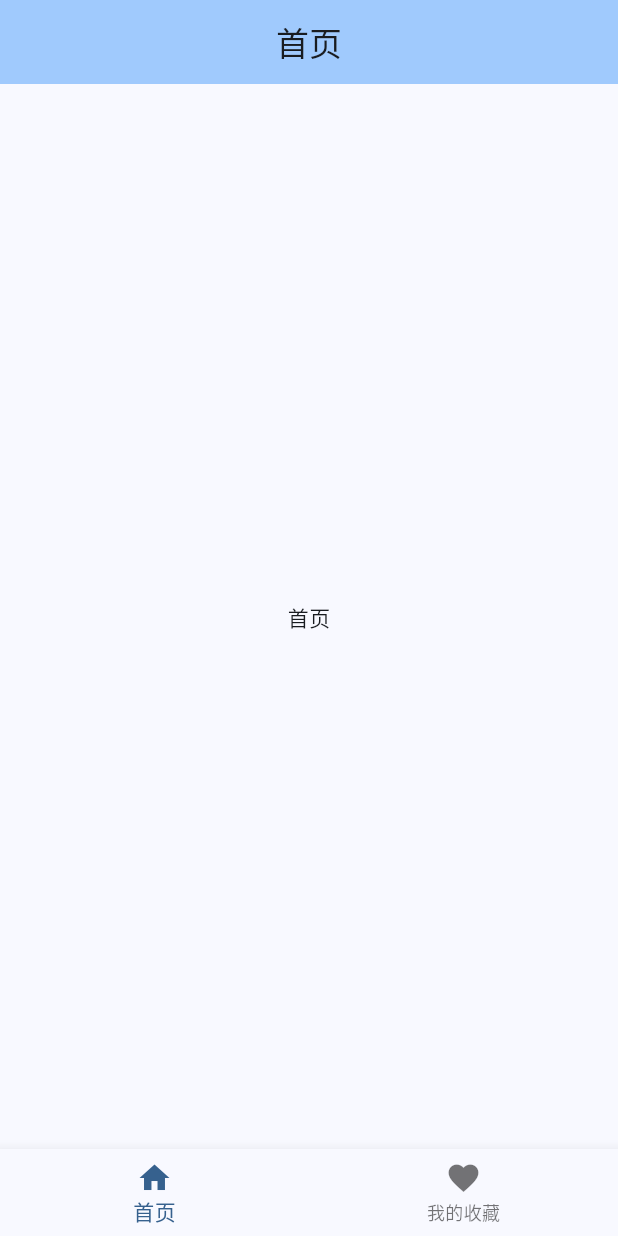
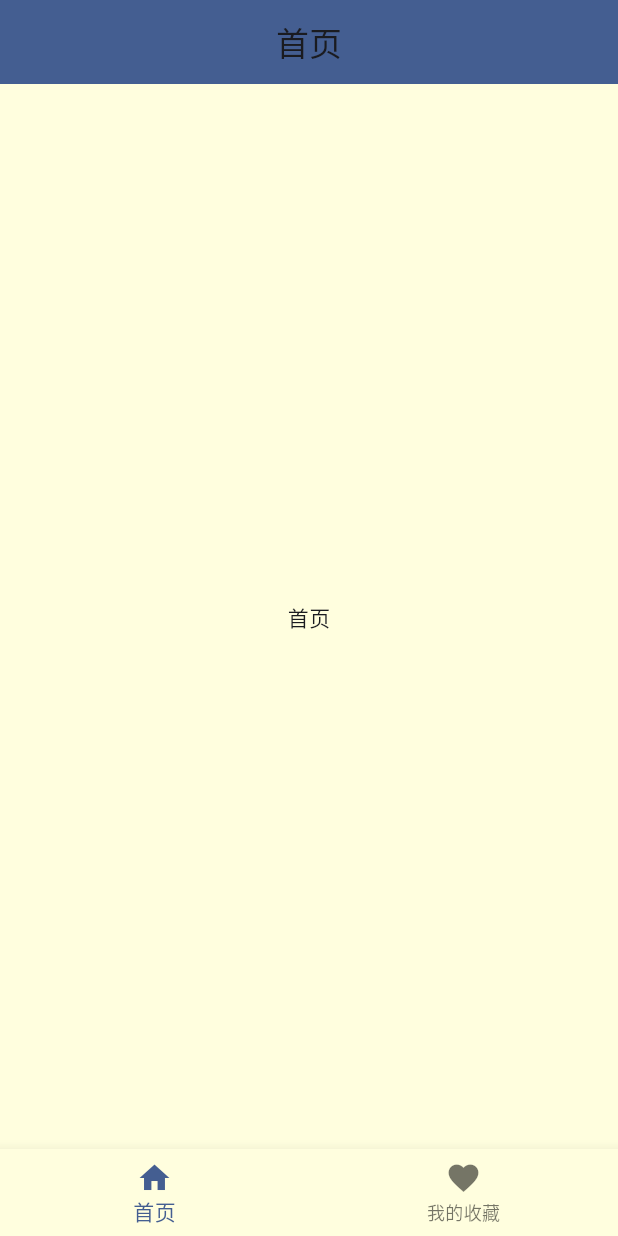
Before and after one commit to yuunik/food_court, a Flutter app: the screen it shows after launch, on a phone screen of 412 x 824 dp. Run offline on Flutter 3.47's test engine with Material 3 defaults, Android fonts, the light colour scheme and no system bars.

Commit message:
feat: 修改主题颜色。

```diff
--- a/lib/ui/pages/home/home.dart
+++ b/lib/ui/pages/home/home.dart
@@ -12,8 +12,9 @@ class HomePage extends StatelessWidget {
       appBar: AppBar(
         title: const Text("首页"),
         centerTitle: true,
-        backgroundColor: Theme.of(context).colorScheme.inversePrimary
+        backgroundColor: Theme.of(context).colorScheme.primary,
       ),
+      backgroundColor: Theme.of(context).canvasColor,
       body: const Center(
         child: Text("首页"),
       )
--- a/lib/ui/shared/app_theme.dart
+++ b/lib/ui/shared/app_theme.dart
@@ -11,9 +11,11 @@ class AppTheme {
   // 正常模式的主题配置
   static const Color normalColor = Colors.pink;
   static final ThemeData normalTheme = ThemeData(
+    useMaterial3: true,
     colorScheme: ColorScheme.fromSeed(
-      seedColor: Colors.blue
+      seedColor: Colors.blueAccent
     ),
+    canvasColor: const Color.fromRGBO(255, 254, 222, 1),
     textTheme: const TextTheme(
       bodyMedium: TextStyle(
         fontSize: bodyTextSize
```
